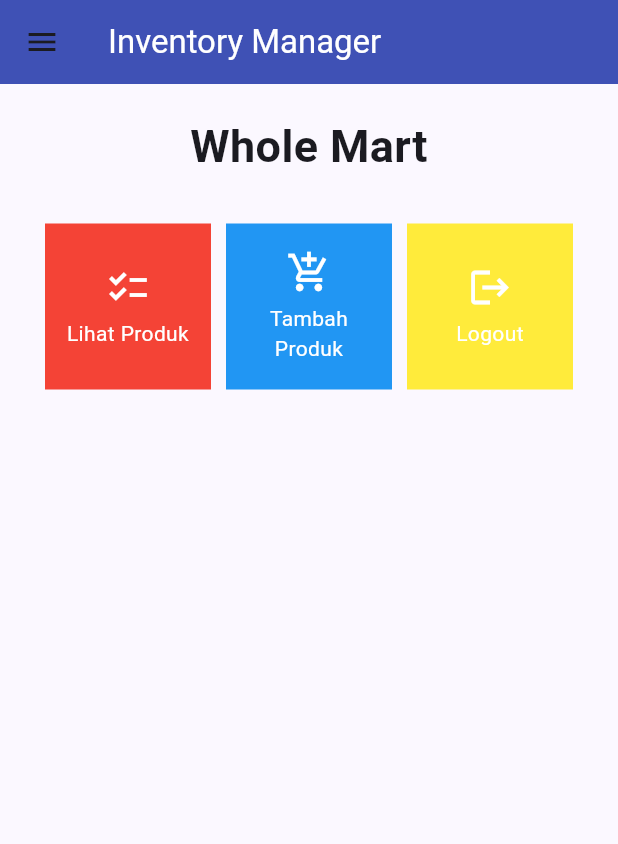
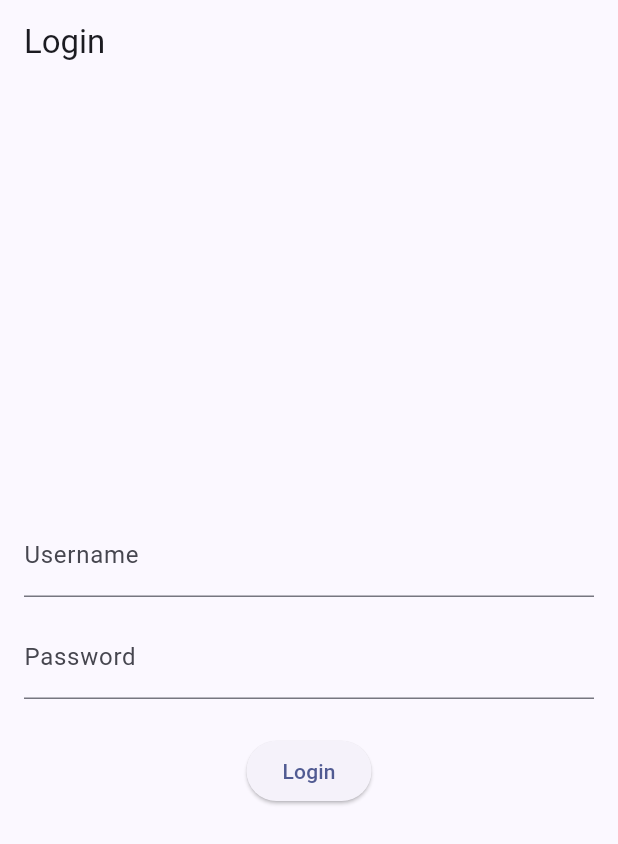
Before and after one commit to RyanAfzal/inventory-manager-mobile, a Flutter app: the screen it shows after launch, on a phone screen of 412 x 824 dp. Shown: the top 844 px of the screen. Run offline on Flutter 3.47's test engine with Material 2 defaults, Android fonts, the phone set to English and light mode, and no system bars; missing offline and left inert: pbp_django_auth.

Commit message:
Kode tugas 9 selesai

```diff
--- a/inventory_manager/lib/main.dart
+++ b/inventory_manager/lib/main.dart
@@ -1,38 +1,31 @@
 import 'package:flutter/material.dart';
+import 'package:inventory_manager/screens/login.dart';
 import 'package:inventory_manager/screens/menu.dart';
+import 'package:pbp_django_auth/pbp_django_auth.dart';
+import 'package:provider/provider.dart';
 
 void main() {
   runApp(const MyApp());
 }
 
 class MyApp extends StatelessWidget {
-  const MyApp({super.key});
+    const MyApp({Key? key}) : super(key: key);
 
-  // This widget is the root of your application.
     @override
     Widget build(BuildContext context) {
-    return MaterialApp(
-      title: 'Flutter Demo',
+        return Provider(
+            create: (_) {
+                CookieRequest request = CookieRequest();
+                return request;
+            },
+            child: MaterialApp(
+                title: 'Flutter App',
                 theme: ThemeData(
-        // This is the theme of your application.
-        //
-        // TRY THIS: Try running your application with "flutter run". You'll see
-        // the application has a blue toolbar. Then, without quitting the app,
-        // try changing the seedColor in the colorScheme below to Colors.green
-        // and then invoke "hot reload" (save your changes or press the "hot
-        // reload" button in a Flutter-supported IDE, or press "r" if you used
-        // the command line to start the app).
-        //
-        // Notice that the counter didn't reset back to zero; the application
-        // state is not lost during the reload. To reset the state, use hot
-        // restart instead.
-        //
-        // This works for code too, not just values: Most code changes can be
-        // tested with just a hot reload.
                     colorScheme: ColorScheme.fromSeed(seedColor: Colors.indigo),
                     useMaterial3: true,
                 ),
-      home: MyHomePage(),
+                home: LoginPage(),
+            ),
         );
     }
 }
--- /dev/null
+++ b/inventory_manager/lib/screens/login.dart
@@ -0,0 +1,115 @@
+import 'package:inventory_manager/screens/menu.dart';
+import 'package:flutter/material.dart';
+import 'package:pbp_django_auth/pbp_django_auth.dart';
+import 'package:provider/provider.dart';
+
+
+void main() {
+    runApp(const LoginApp());
+}
+
+class LoginApp extends StatelessWidget {
+const LoginApp({super.key});
+
+@override
+Widget build(BuildContext context) {
+    return MaterialApp(
+        title: 'Login',
+        theme: ThemeData(
+            primarySwatch: Colors.blue,
+    ),
+    home: const LoginPage(),
+    );
+    }
+}
+
+class LoginPage extends StatefulWidget {
+    const LoginPage({super.key});
+
+    @override
+    _LoginPageState createState() => _LoginPageState();
+}
+
+class _LoginPageState extends State<LoginPage> {
+    final TextEditingController _usernameController = TextEditingController();
+    final TextEditingController _passwordController = TextEditingController();
+
+    @override
+    Widget build(BuildContext context) {
+        final request = context.watch<CookieRequest>();
+        return Scaffold(
+            appBar: AppBar(
+                title: const Text('Login'),
+            ),
+            body: Container(
+                padding: const EdgeInsets.all(16.0),
+                child: Column(
+                    mainAxisAlignment: MainAxisAlignment.center,
+                    children: [
+                        TextField(
+                            controller: _usernameController,
+                            decoration: const InputDecoration(
+                                labelText: 'Username',
+                            ),
+                        ),
+                        const SizedBox(height: 12.0),
+                        TextField(
+                            controller: _passwordController,
+                            decoration: const InputDecoration(
+                                labelText: 'Password',
+                            ),
+                            obscureText: true,
+                        ),
+                        const SizedBox(height: 24.0),
+                        ElevatedButton(
+                            onPressed: () async {
+                                String username = _usernameController.text;
+                                String password = _passwordController.text;
+
+                                // Cek kredensial
+                                // TODO: Ganti URL dan jangan lupa tambahkan trailing slash (/) di akhir URL!
+                                // Untuk menyambungkan Android emulator dengan Django pada localhost,
+                                // gunakan URL http://10.0.2.2/
+                                final response = await request.login("http://<APP_URL_KAMU>/auth/login/", {
+                                'username': username,
+                                'password': password,
+                                });
+
+                                if (request.loggedIn) {
+                                    String message = response['message'];
+                                    String uname = response['username'];
+                                    Navigator.pushReplacement(
+                                        context,
+                                        MaterialPageRoute(builder: (context) => MyHomePage()),
+                                    );
+                                    ScaffoldMessenger.of(context)
+                                        ..hideCurrentSnackBar()
+                                        ..showSnackBar(
+                                            SnackBar(content: Text("$message Selamat datang, $uname.")));
+                                    } else {
+                                    showDialog(
+                                        context: context,
+                                        builder: (context) => AlertDialog(
+                                            title: const Text('Login Gagal'),
+                                            content:
+                                                Text(response['message']),
+                                            actions: [
+                                                TextButton(
+                                                    child: const Text('OK'),
+                                                    onPressed: () {
+                                                        Navigator.pop(context);
+                                                    },
+                                                ),
+                                            ],
+                                        ),
+                                    );
+                                }
+                            },
+                            child: const Text('Login'),
+                        ),
+                    ],
+                ),
+            ),
+        );
+    }
+}
--- a/inventory_manager/pubspec.yaml
+++ b/inventory_manager/pubspec.yaml
@@ -35,6 +35,9 @@ dependencies:
   # The following adds the Cupertino Icons font to your application.
   # Use with the CupertinoIcons class for iOS style icons.
   cupertino_icons: ^1.0.2
+  provider: ^6.1.1
+  pbp_django_auth: ^0.4.0
+  http: ^1.1.0
 
 dev_dependencies:
   flutter_test:
```
Also changed, not shown: inventory_manager/lib/models/product.dart (added, +61 -0 lines), inventory_manager/lib/screens/list_product.dart (added, +91 -0 lines), inventory_manager/lib/screens/shoplist_form.dart (+34 -29 lines), inventory_manager/lib/widgets/left_drawer.dart (+12 -0 lines), inventory_manager/lib/widgets/shop_card.dart (+32 -1 lines), inventory_manager/lib/screens/item_list.dart (deleted), inventory_manager/pubspec.lock, 2 other files. Lines whose indentation alone changed are shown as unchanged.
